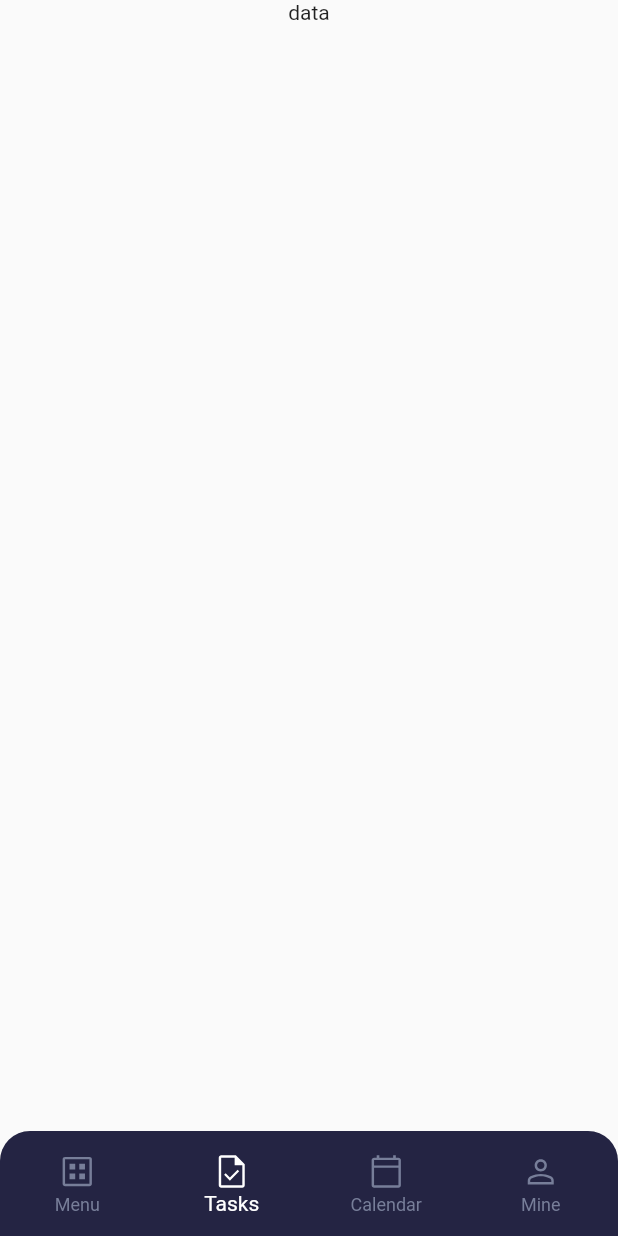
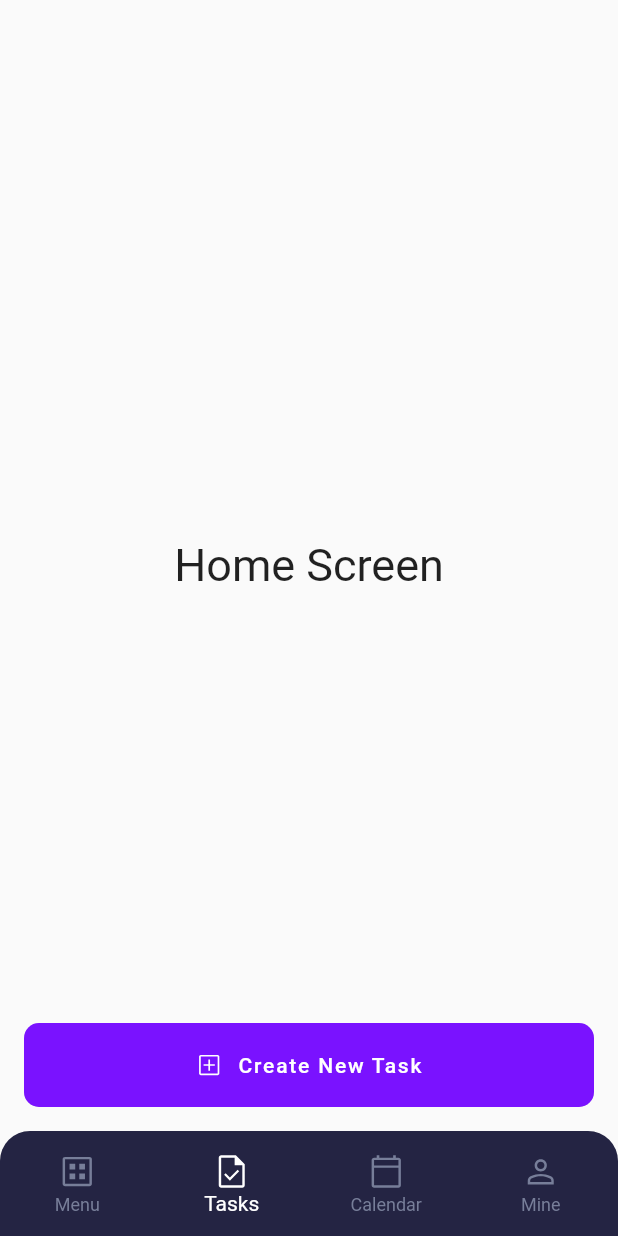
Before and after one commit to IslomjonCoder/to_do_app, a Flutter app: the screen it shows after launch, item 2 of the bottom bar chosen, on a phone screen of 412 x 824 dp. Run offline on Flutter 3.47's test engine with Material 2 defaults, Android fonts, the phone set to English and light mode, and no system bars; our stand-ins replace flutter_svg, shared_preferences.

Commit message:
added Floating action button to navbar

```diff
--- a/lib/ui/bottom_nav_bar/navigationBar_Screen.dart
+++ b/lib/ui/bottom_nav_bar/navigationBar_Screen.dart
@@ -33,6 +33,36 @@ class _NavBarState extends State<NavBar> {
   @override
   Widget build(BuildContext context) {
     return Scaffold(
+      floatingActionButton: Container(
+        // decoration: BoxDecoration(borderRadius: BorderRadius.circular(10)),
+        width: 380,
+        child: ClipRRect(
+          borderRadius: BorderRadius.circular(10),
+          child: FloatingActionButton(
+            backgroundColor: ColorsApp.mainButtoncolor,
+            shape: const RoundedRectangleBorder(
+              borderRadius: BorderRadius.all(Radius.circular(0)),
+            ),
+            onPressed: () {},
+            child: Center(
+              child: Row(
+                mainAxisAlignment: MainAxisAlignment.center,
+                children: [
+                  SvgPicture.asset(
+                    IconsApp.addBig,
+                  ),
+                  const SizedBox(
+                    width: 10,
+                  ),
+                  const Text(
+                    "Create New Task",
+                  ),
+                ],
+              ),
+            ),
+          ),
+        ),
+      ),
       body: _screens[pageIndex],
       bottomNavigationBar: SizedBox(
         height: 70,
--- a/lib/ui/home/home.dart
+++ b/lib/ui/home/home.dart
@@ -12,12 +12,11 @@ class _HomeScreenState extends State<HomeScreen> {
   Widget build(BuildContext context) {
     return const Scaffold(
       body: Center(
-        child: Column(
-          children: [
-            Text(
-              "data",
-            ),
-          ],
+        child: Text(
+          "Home Screen",
+          style: TextStyle(
+            fontSize: 30,
+          ),
         ),
       ),
     );
```
Also changed, not shown: lib/ui/calendar_screen/calendar_screen.dart (+10 -1 lines), lib/ui/menu_drawer/drawer.dart (+10 -1 lines), lib/ui/profile_screen/profile_screen.dart (+10 -1 lines).
